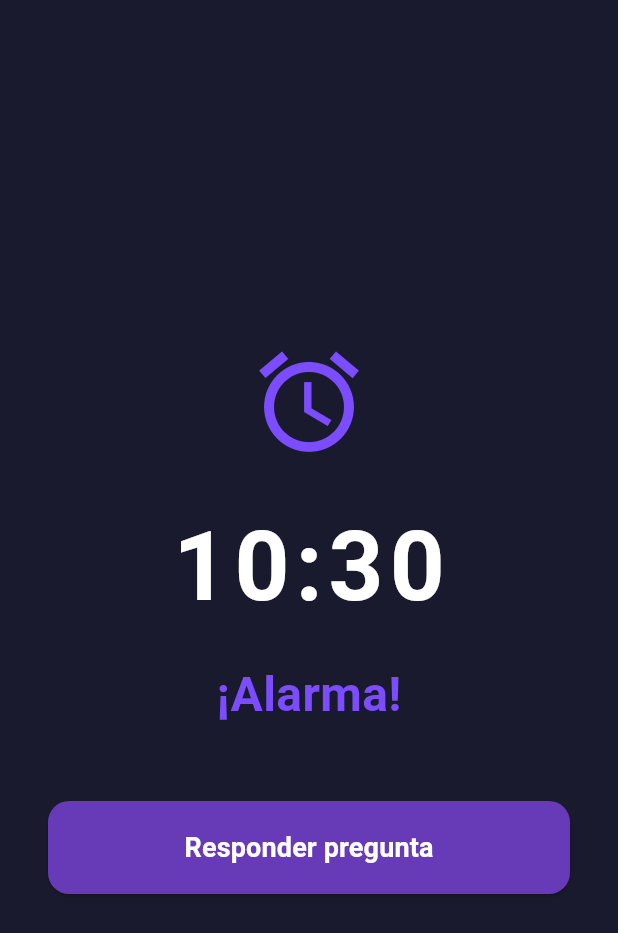
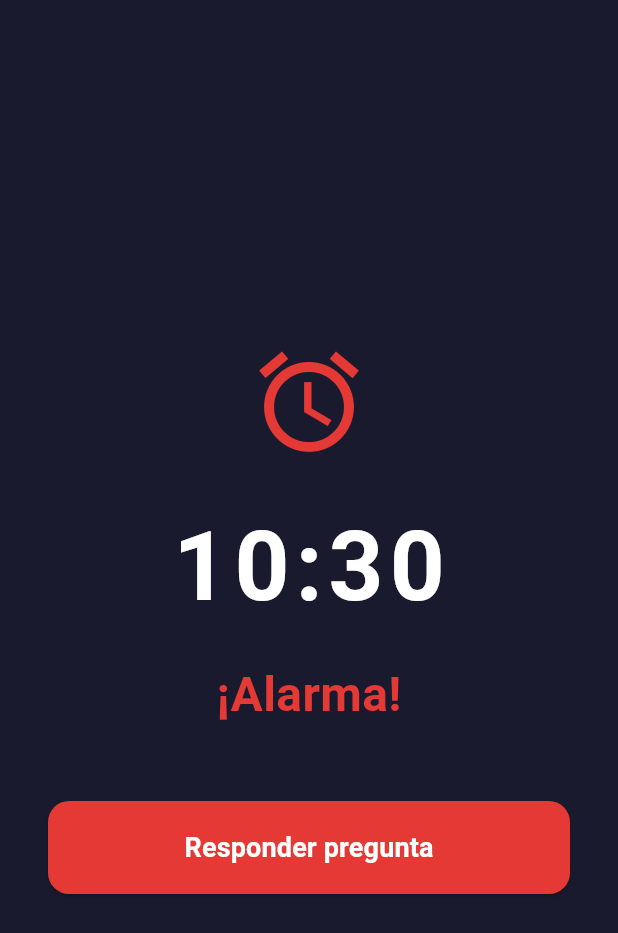
Before and after one commit to AxelMejias/App-celu, a Flutter app: the AlarmRingScreen screen opened by its route, on a phone screen of 412 x 824 dp. Shown: the top 933 px of the screen. Run offline on Flutter 3.47's test engine with Material 3 defaults, Android fonts, the phone set to English and light mode, and no system bars; our stand-ins replace flutter_local_notifications, shared_preferences; missing offline and left inert: android_alarm_manager_plus; accounts and stored records are empty.

Commit message:
feat(C-10): add GameTheme system with per-game colors and icons
Centralizes game identity (id, displayName, icon, primaryColor) in a
const gameThemes map. All screens now derive color and icon from this
single source of truth instead of using hardcoded deepPurple.

```diff
--- a/lib/screens/alarm_ring_screen.dart
+++ b/lib/screens/alarm_ring_screen.dart
@@ -1,5 +1,6 @@
 import 'package:flutter/material.dart';
 import '../theme/app_theme.dart';
+import '../theme/game_themes.dart';
 
 class AlarmRingScreen extends StatefulWidget {
   const AlarmRingScreen({super.key});
@@ -12,6 +13,7 @@ class _AlarmRingScreenState extends State<AlarmRingScreen> {
   @override
   Widget build(BuildContext context) {
     final game = ModalRoute.of(context)?.settings.arguments as String? ?? 'pokemon';
+    final gameColor = gameThemes[game]?.primaryColor ?? Colors.deepPurpleAccent;
     final now = TimeOfDay.now();
     final hour = now.hour.toString().padLeft(2, '0');
     final minute = now.minute.toString().padLeft(2, '0');
@@ -25,7 +27,7 @@ class _AlarmRingScreenState extends State<AlarmRingScreen> {
             child: Column(
               mainAxisAlignment: MainAxisAlignment.center,
               children: [
-                const Icon(Icons.alarm, size: 80, color: Colors.deepPurpleAccent),
+                Icon(Icons.alarm, size: 80, color: gameColor),
                 const SizedBox(height: 24),
                 Text(
                   '$hour:$minute',
@@ -37,10 +39,10 @@ class _AlarmRingScreenState extends State<AlarmRingScreen> {
                   ),
                 ),
                 const SizedBox(height: 16),
-                const Text(
+                Text(
                   '¡Alarma!',
                   style: TextStyle(
-                    color: Colors.deepPurpleAccent,
+                    color: gameColor,
                     fontSize: 32,
                     fontWeight: FontWeight.bold,
                   ),
@@ -51,7 +53,7 @@ class _AlarmRingScreenState extends State<AlarmRingScreen> {
                   child: ElevatedButton(
                     onPressed: () => Navigator.pushNamed(context, '/quiz', arguments: game),
                     style: ElevatedButton.styleFrom(
-                      backgroundColor: Colors.deepPurple,
+                      backgroundColor: gameColor,
                       foregroundColor: Colors.white,
                       padding: const EdgeInsets.symmetric(vertical: 18),
                       shape: RoundedRectangleBorder(
--- a/lib/screens/quiz_screen.dart
+++ b/lib/screens/quiz_screen.dart
@@ -2,6 +2,7 @@ import 'package:flutter/material.dart';
 import '../models/question.dart';
 import '../services/quiz_service.dart';
 import '../theme/app_theme.dart';
+import '../theme/game_themes.dart';
 import '../widgets/answer_button.dart';
 
 enum _AnswerState { idle, correct, incorrect }
@@ -68,11 +69,12 @@ class _QuizScreenState extends State<QuizScreen> {
   Widget build(BuildContext context) {
     final question = _currentQuestion;
     final bool buttonsEnabled = _answerState == _AnswerState.idle;
+    final gameColor = gameThemes[_game]?.primaryColor;
 
     return Scaffold(
       backgroundColor: AppTheme.background,
       appBar: AppBar(
-        backgroundColor: AppTheme.appBar,
+        backgroundColor: gameColor?.withValues(alpha: 0.85) ?? AppTheme.appBar,
         automaticallyImplyLeading: false,
         title: const Text(
           'Quiz',
--- /dev/null
+++ b/lib/theme/game_themes.dart
@@ -0,0 +1,54 @@
+import 'package:flutter/material.dart';
+
+class GameTheme {
+  const GameTheme({
+    required this.id,
+    required this.displayName,
+    required this.icon,
+    required this.primaryColor,
+  });
+
+  final String id;
+  final String displayName;
+  final String icon;
+  final Color primaryColor;
+}
+
+const Map<String, GameTheme> gameThemes = {
+  'pokemon': GameTheme(
+    id: 'pokemon',
+    displayName: 'Pokémon',
+    icon: '🔴',
+    primaryColor: Color(0xFFE53935),
+  ),
+  'lol': GameTheme(
+    id: 'lol',
+    displayName: 'League of Legends',
+    icon: '⚔️',
+    primaryColor: Color(0xFF1565C0),
+  ),
+  'terraria': GameTheme(
+    id: 'terraria',
+    displayName: 'Terraria',
+    icon: '⛏️',
+    primaryColor: Color(0xFF2E7D32),
+  ),
+  'valorant': GameTheme(
+    id: 'valorant',
+    displayName: 'Valorant',
+    icon: '🎯',
+    primaryColor: Color(0xFFB71C1C),
+  ),
+  'overwatch': GameTheme(
+    id: 'overwatch',
+    displayName: 'Overwatch',
+    icon: '🤖',
+    primaryColor: Color(0xFFF57F17),
+  ),
+  'warframe': GameTheme(
+    id: 'warframe',
+    displayName: 'Warframe',
+    icon: '🛸',
+    primaryColor: Color(0xFF4A148C),
+  ),
+};
```
Also changed, not shown: lib/screens/create_alarm_screen.dart (+13 -5 lines), lib/screens/home_screen.dart (+21 -8 lines), lib/screens/select_game_screen.dart (+10 -20 lines), 2 other files.
